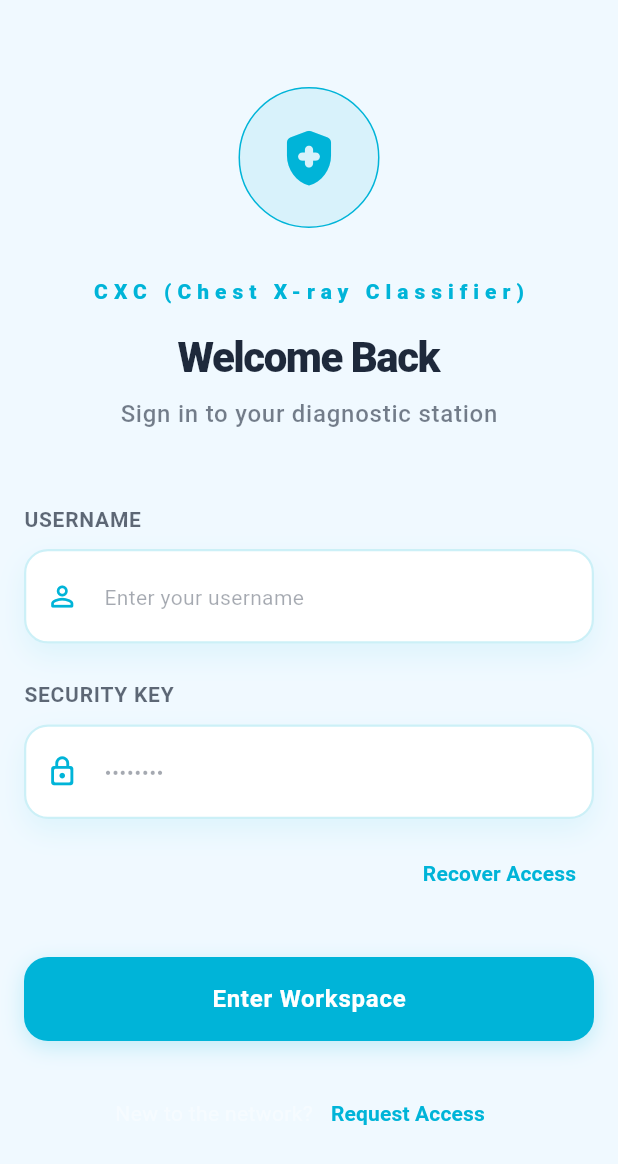
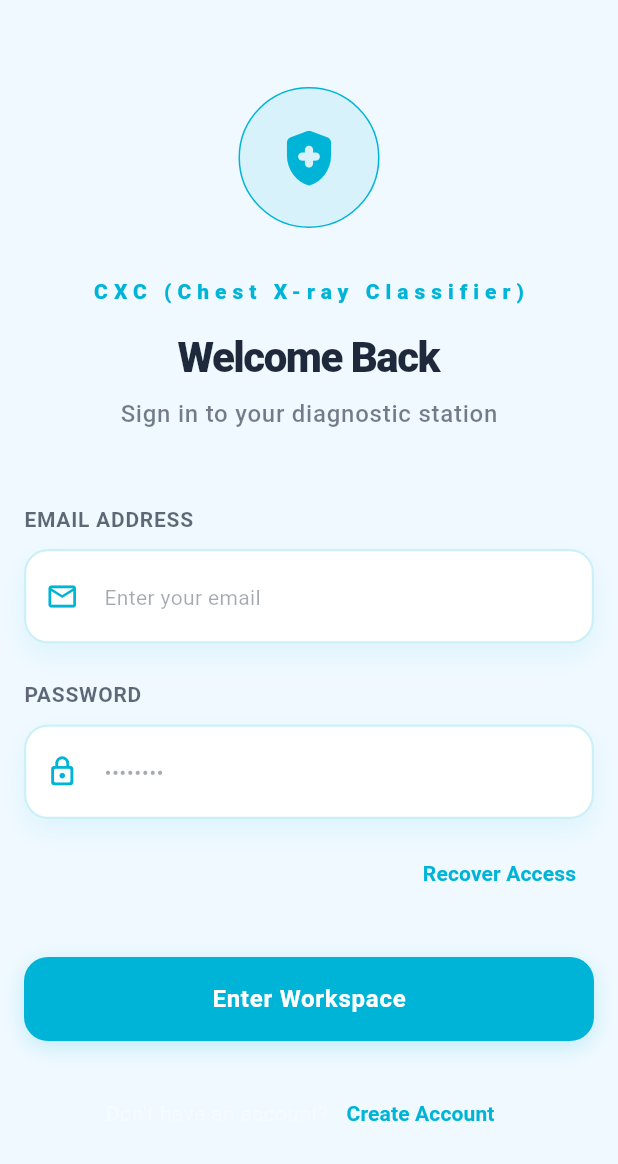
Before and after one commit to joshanjohn/CXC-FYP-Griffith, a Flutter app: the screen it shows after launch, on a phone screen of 412 x 824 dp. Shown: the top 1164 px of the screen. Run offline on Flutter 3.47's test engine with Material 3 defaults, Android fonts, the phone set to English and light mode, and no system bars; our stand-ins replace camera, dotted_border, file_picker, firebase_auth, firebase_core, fl_chart and 6 more; missing offline and left inert: dart:js_interop, desktop_drop; accounts and stored records are empty; Roboto replaces fonts that are missing (Outfit).

Commit message:
(migration) firebase auth migration

```diff
--- a/frontend/lib/app/routes.dart
+++ b/frontend/lib/app/routes.dart
@@ -7,9 +7,10 @@ import 'package:frontend/features/auth/view/pages/login_page.dart';
 import 'package:frontend/features/auth/view/pages/signup_page.dart';
 
 import 'package:frontend/shared/widgets/navigation_shell.dart';
+import 'package:frontend/shared/widgets/auth_wrapper.dart';
 
 class AppRoutes {
-  static const String initial = '/login';
+  static const String initial = '/';
   static const String shell = '/';
   static const String workspace = '/workspace';
   static const String preview = '/preview';
@@ -19,7 +20,7 @@ class AppRoutes {
   static const String batch = '/batch';
 
   static Map<String, WidgetBuilder> get routes => {
-    shell: (context) => const MainShell(),
+    shell: (context) => const AuthWrapper(),
     login: (context) => const LoginPage(),
     signup: (context) => const SignupPage(),
     workspace: (context) => const DashboardPage(),
--- a/frontend/lib/core/storage/secure_storage_service.dart
+++ /dev/null
@@ -1,65 +0,0 @@
-import 'package:flutter/foundation.dart';
-import 'package:flutter_secure_storage/flutter_secure_storage.dart';
-
-class SecureStorageService {
-
-  static FlutterSecureStorage _buildStorage() {
-    // web configure
-    if (kIsWeb) {
-      return const FlutterSecureStorage(
-        webOptions: WebOptions(
-          dbName: 'cxc_secure_storage',
-          publicKey: 'cxc_storage_key',
-        ),
-      );
-    }
-    // TODO: need to configure other platforms
-    // all other platforms
-    return const FlutterSecureStorage();
-  }
-
-  final _storage = _buildStorage();
-
-  static const String _keyUserId = 'user_id';
-  static const String _keyUserName = 'user_name';
-  static const String _keyAccessToken = 'access_token';
-  static const String _keyRefreshToken = 'refresh_token';
-
-  Future<void> saveUserCredentials({
-    required String userId,
-    required String userName,
-  }) async {
-    // writing id and username
-    await _storage.write(key: _keyUserId, value: userId);
-    await _storage.write(key: _keyUserName, value: userName);
-  }
-
-  Future<void> saveTokens({
-    required String accessToken,
-    required String refreshToken,
-  }) async {
-    await _storage.write(key: _keyAccessToken, value: accessToken);
-    await _storage.write(key: _keyRefreshToken, value: refreshToken);
-  }
-
-  Future<String?> getAccessToken() async {
-    return await _storage.read(key: _keyAccessToken);
-  }
-
-  Future<String?> getRefreshToken() async {
-    return await _storage.read(key: _keyRefreshToken);
-  }
-
-  Future<Map<String, String?>> getUserData() async {
-    final userId = await _storage.read(key: _keyUserId);
-    final userName = await _storage.read(key: _keyUserName);
-    return {
-      'userId': userId,
-      'userName': userName,
-    };
-  }
-
-  Future<void> clearAll() async {
-    await _storage.deleteAll();
-  }
-}
--- a/frontend/lib/core/utils/download_file/download_file_io.dart
+++ b/frontend/lib/core/utils/download_file/download_file_io.dart
@@ -40,7 +40,6 @@ String _buildUniquePath(String directoryPath, String filename) {
   var candidate = '$directoryPath$separator$safeFilename';
   var counter = 1;
 
-  // If file exists, keep adding _1, _2, etc.
   while (File(candidate).existsSync()) {
     candidate = '$directoryPath$separator${name}_$counter$extension';
     counter++;
--- a/frontend/lib/features/auth/controllers/auth_controller.dart
+++ b/frontend/lib/features/auth/controllers/auth_controller.dart
@@ -1,100 +1,55 @@
-import 'dart:convert';
 import 'dart:developer' as dev;
-import 'package:flutter_dotenv/flutter_dotenv.dart';
-import 'package:http/http.dart' as http;
-import '../../../core/storage/secure_storage_service.dart';
-import '../../../core/utils/platform_url.dart';
-import '../models/auth_response_model.dart';
-import '../models/user_model.dart';
+import 'package:firebase_auth/firebase_auth.dart';
 
 class AuthController {
-  late String _backendUri;
-  final SecureStorageService _storageService = SecureStorageService();
+  final FirebaseAuth firebase_auth = FirebaseAuth.instance;
 
-  AuthController() {
-    // _backendUri = dotenv.get('BE_URI', fallback: "http://localhost:8080"); #production
-    _backendUri = resolveBackendUrl(
-      dotenv.get('BE_URI', fallback: 'http://localhost:8080'),
-    );
-  }
-
-  Future<AuthResponseModel> login(String username, String password) async {
-    final uri = Uri.parse('$_backendUri/auth/login');
-
-    dev.log('[AuthController] POST $uri | username=$username');
-
+  Future<UserCredential> login(String email, String password) async {
+    dev.log('[AuthController] Login attempt for email: $email');
     try {
-      final response = await http.post(
-        uri,
-        headers: {'Content-Type': 'application/json'},
-        body: jsonEncode({
-          'username': username,
-          'password': password,
-        }),
+      final UserCredential userCredential = await firebase_auth.signInWithEmailAndPassword(
+        email: email,
+        password: password,
       );
-
-      dev.log('[AuthController] Response status: ${response.statusCode}');
-      dev.log('[AuthController] Response body: ${response.body}');
-
-      final responseData = jsonDecode(response.body);
-
-      if (response.statusCode == 200) {
-        final authResponse = AuthResponseModel.fromJson(responseData);
-
-        dev.log('[AuthController] JWT received!');
-        dev.log('[AuthController] Access token: ${authResponse.accessToken}');
-        dev.log('[AuthController] Refresh token: ${authResponse.refreshToken}\n');
-        dev.log('[AuthController] User id: ${authResponse.user.id}');
-
-        await _storageService.saveTokens(
-          accessToken: authResponse.accessToken,
-          refreshToken: authResponse.refreshToken,
-        );
-
-        await _storageService.saveUserCredentials(
-          userId: authResponse.user.id,
-          userName: authResponse.user.username,
-        );
-
-        dev.log('[AuthController] Tokens and credentials saved to secure storage.');
-        return authResponse;
-      } else {
-        dev.log('[AuthController] Login failed: ${responseData["detail"]}');
-        throw Exception(responseData['detail'] ?? 'Failed to login');
-      }
+      dev.log('[AuthController] Login successful for user: ${userCredential.user?.uid}');
+      return userCredential;
+    } on FirebaseAuthException catch (e) {
+      dev.log('[AuthController] FirebaseAuthException: ${e.code} - ${e.message}');
+      throw Exception(e.message ?? 'An unknown error occurred during login');
     } catch (e) {
-      dev.log('[AuthController] Exception: $e');
-      throw Exception('Login error: $e');
+      dev.log('[AuthController] Login error: $e');
+      throw Exception('An error occurred during login');
     }
   }
 
-  Future<UserModel> signup(String email, String password, String username) async {
-    final uri = Uri.parse('$_backendUri/auth/signup');
-
+  Future<UserCredential> signup(String email, String password, String username) async {
+    dev.log('[AuthController] Signup attempt for email: $email');
     try {
-      final response = await http.post(
-        uri,
-        headers: {'Content-Type': 'application/json'},
-        body: jsonEncode({
-          'email': email,
-          'password': password,
-          'username': username,
-        }),
+      final UserCredential userCredential = await firebase_auth.createUserWithEmailAndPassword(
+        email: email,
+        password: password,
       );
 
-      final responseData = jsonDecode(response.body);
+      // Update display name with the username
+      await userCredential.user?.updateDisplayName(username);
 
-      if (response.statusCode == 200 || response.statusCode == 201) {
-        return UserModel.fromJson(responseData);
-      } else {
-        throw Exception(responseData['detail'] ?? 'Failed to signup');
-      }
+      dev.log('[AuthController] Signup successful for user: ${userCredential.user?.uid}');
+      return userCredential;
+    } on FirebaseAuthException catch (e) {
+      dev.log('[AuthController] FirebaseAuthException: ${e.code} - ${e.message}');
+      throw Exception(e.message ?? 'An unknown error occurred during signup');
     } catch (e) {
-      throw Exception('Signup error: $e');
+      dev.log('[AuthController] Signup error: $e');
+      throw Exception('An error occurred during signup');
     }
   }
 
   Future<void> logout() async {
-    await _storageService.clearAll();
+    await firebase_auth.signOut();
+    dev.log('[AuthController] User logged out');
   }
+
+  User? get currentUser => firebase_auth.currentUser;
+
+  Stream<User?> get authStateChanges => firebase_auth.authStateChanges();
 }
--- a/frontend/lib/features/auth/models/auth_response_model.dart
+++ /dev/null
@@ -1,29 +0,0 @@
-import 'user_model.dart';
-
-class AuthResponseModel {
-  final String accessToken;
-  final String refreshToken;
-  final UserModel user;
-
-  AuthResponseModel({
-    required this.accessToken,
-    required this.refreshToken,
-    required this.user,
-  });
-
-  factory AuthResponseModel.fromJson(Map<String, dynamic> json) {
-    return AuthResponseModel(
-      accessToken: json['access_token'] as String,
-      refreshToken: json['refresh_token'] as String,
-      user: UserModel.fromJson(json['user'] as Map<String, dynamic>),
-    );
-  }
-
-  Map<String, dynamic> toJson() {
-    return {
-      'access_token': accessToken,
-      'refresh_token': refreshToken,
-      'user': user.toJson(),
-    };
-  }
-}
--- a/frontend/lib/features/auth/models/user_model.dart
+++ /dev/null
@@ -1,19 +0,0 @@
-class UserModel {
-  final String id;
-  final String username;
-  final String email;
-
-  UserModel({required this.id, required this.username, required this.email});
-
-  factory UserModel.fromJson(Map<String, dynamic> json) {
-    return UserModel(
-      id: json['id'] as String,
-      username: json['username'] as String,
-      email: json['email'] as String,
-    );
-  }
-
-  Map<String, dynamic> toJson() {
-    return {'id': id, 'username': username, 'email': email};
-  }
-}
--- a/frontend/lib/features/auth/view/pages/login_page.dart
+++ b/frontend/lib/features/auth/view/pages/login_page.dart
@@ -15,41 +15,41 @@ class LoginPage extends StatefulWidget {
 
 
 class _LoginPageState extends State<LoginPage> {
-  final _usernameController = TextEditingController();
-  final _passwordController = TextEditingController();
-  bool _isLoggingIn = false;
-  final _authController = AuthController();
+  final emailController = TextEditingController();
+  final passwordController = TextEditingController();
+  bool isLoggingIn = false;
+  final authController = AuthController();
 
   @override
   void dispose() {
-    _usernameController.dispose();
-    _passwordController.dispose();
+    emailController.dispose();
+    passwordController.dispose();
     super.dispose();
   }
 
-  void _handleLogin() async {
-    if (_usernameController.text.isEmpty || _passwordController.text.isEmpty) {
+  void handleLogin() async {
+    if (emailController.text.isEmpty || passwordController.text.isEmpty) {
       ScaffoldMessenger.of(context).showSnackBar(
-        const SnackBar(content: Text('Please enter username and security key')),
+        const SnackBar(content: Text('Please enter email and password')),
       );
       return;
     }
 
-    setState(() => _isLoggingIn = true);
+    setState(() => isLoggingIn = true);
 
     try {
-      await _authController.login(
-        _usernameController.text.trim(),
-        _passwordController.text,
+      await authController.login(
+        emailController.text.trim(),
+        passwordController.text,
       );
 
       if (mounted) {
-        setState(() => _isLoggingIn = false);
+        setState(() => isLoggingIn = false);
         Navigator.pushReplacementNamed(context, '/');
       }
     } catch (e) {
       if (mounted) {
-        setState(() => _isLoggingIn = false);
+        setState(() => isLoggingIn = false);
         ScaffoldMessenger.of(context).showSnackBar(
           SnackBar(content: Text(e.toString().replaceAll('Exception: ', ''))),
         );
@@ -118,17 +118,17 @@ class _LoginPageState extends State<LoginPage> {
                   ),
                   const SizedBox(height: 48),
 
-                  // username & password fields
+                  // email & password fields
                   AuthTextField(
-                    controller: _usernameController,
-                    label: 'USERNAME',
-                    hint: 'Enter your username',
-                    icon: Icons.person_outline_rounded,
+                    controller: emailController,
+                    label: 'EMAIL ADDRESS',
+                    hint: 'Enter your email',
+                    icon: Icons.email_outlined,
                   ),
                   const SizedBox(height: 24),
                   AuthTextField(
-                    controller: _passwordController,
-                    label: 'SECURITY KEY',
+                    controller: passwordController,
+                    label: 'PASSWORD',
                     hint: '••••••••',
                     icon: Icons.lock_outline_rounded,
                     isPassword: true,
@@ -154,8 +154,8 @@ class _LoginPageState extends State<LoginPage> {
                   // login button
                   AdaptiveButton(
                     text: 'Enter Workspace',
-                    onPressed: _handleLogin,
-                    isLoading: _isLoggingIn,
+                    onPressed: handleLogin,
+                    isLoading: isLoggingIn,
                     width: double.infinity,
                   ),
                   const SizedBox(height: 24),
@@ -165,7 +165,7 @@ class _LoginPageState extends State<LoginPage> {
                     mainAxisAlignment: MainAxisAlignment.center,
                     children: [
                       Text(
-                        "New to the network?",
+                        "Don't have an account?",
                         style: theme.textTheme.bodyMedium?.copyWith(
                           color: Colors.white.withValues(alpha: 0.4),
                         ),
@@ -180,7 +180,7 @@ class _LoginPageState extends State<LoginPage> {
                           );
                         },
                         child: const Text(
-                          'Request Access',
+                          'Create Account',
                           style: TextStyle(
                             fontWeight: FontWeight.bold,
                             color: AppColors.primary,
--- a/frontend/lib/features/auth/view/pages/signup_page.dart
+++ b/frontend/lib/features/auth/view/pages/signup_page.dart
@@ -121,7 +121,7 @@ class _SignupPageState extends State<SignupPage> {
                         // form fields
                         AuthTextField(
                           controller: _usernameController,
-                          label: 'Usernam',
+                          label: 'Username',
                           hint: 'Enter your username',
                           icon: Icons.person_outline_rounded,
                         ),
--- /dev/null
+++ b/frontend/lib/shared/widgets/auth_wrapper.dart
@@ -0,0 +1,36 @@
+import 'package:firebase_auth/firebase_auth.dart';
+import 'package:flutter/material.dart';
+import 'package:frontend/features/auth/view/pages/login_page.dart';
+import 'package:frontend/shared/widgets/navigation_shell.dart';
+
+class AuthWrapper extends StatelessWidget {
+  const AuthWrapper({super.key});
+
+  @override
+  Widget build(BuildContext context) {
+    return StreamBuilder<User?>(
+      stream: FirebaseAuth.instance.authStateChanges(),
+      builder: (context, snapshot) {
+        // If the connection is active, check the auth state
+        if (snapshot.connectionState == ConnectionState.active) {
+          final User? user = snapshot.data;
+
+          if (user == null) {
+            // No user is logged in, show login
+            return const LoginPage();
+          } else {
+            // User is logged in, show dashboard
+            return const MainShell();
+          }
+        }
+
+        // Show a loading indicator while checking auth state
+        return const Scaffold(
+          body: Center(
+            child: CircularProgressIndicator(),
+          ),
+        );
+      },
+    );
+  }
+}
--- a/frontend/pubspec.yaml
+++ b/frontend/pubspec.yaml
@@ -50,6 +50,8 @@ dependencies:
   flutter_secure_storage: ^10.0.0
   fl_chart: ^1.2.0
   web: ^1.1.0
+  firebase_core: ^3.1.0
+  firebase_auth: ^5.1.0
 
 dev_dependencies:
   flutter_test:
```
Also changed, not shown: frontend/lib/core/services/auth_token_service.dart (added, +55 -0 lines), frontend/lib/shared/responsive/narrow_layout.dart (deleted, +0 -16 lines), frontend/lib/shared/responsive/wide_layout.dart (deleted, +0 -16 lines), frontend/pubspec.lock, 1 other file.
